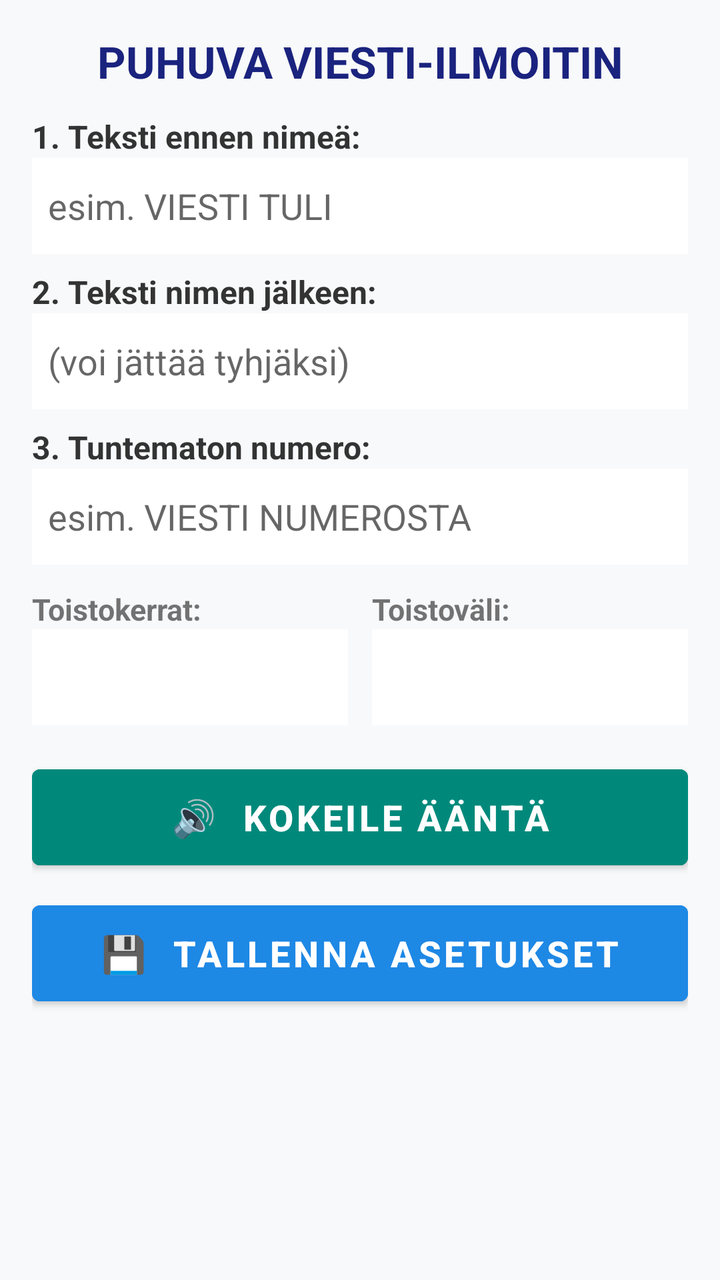
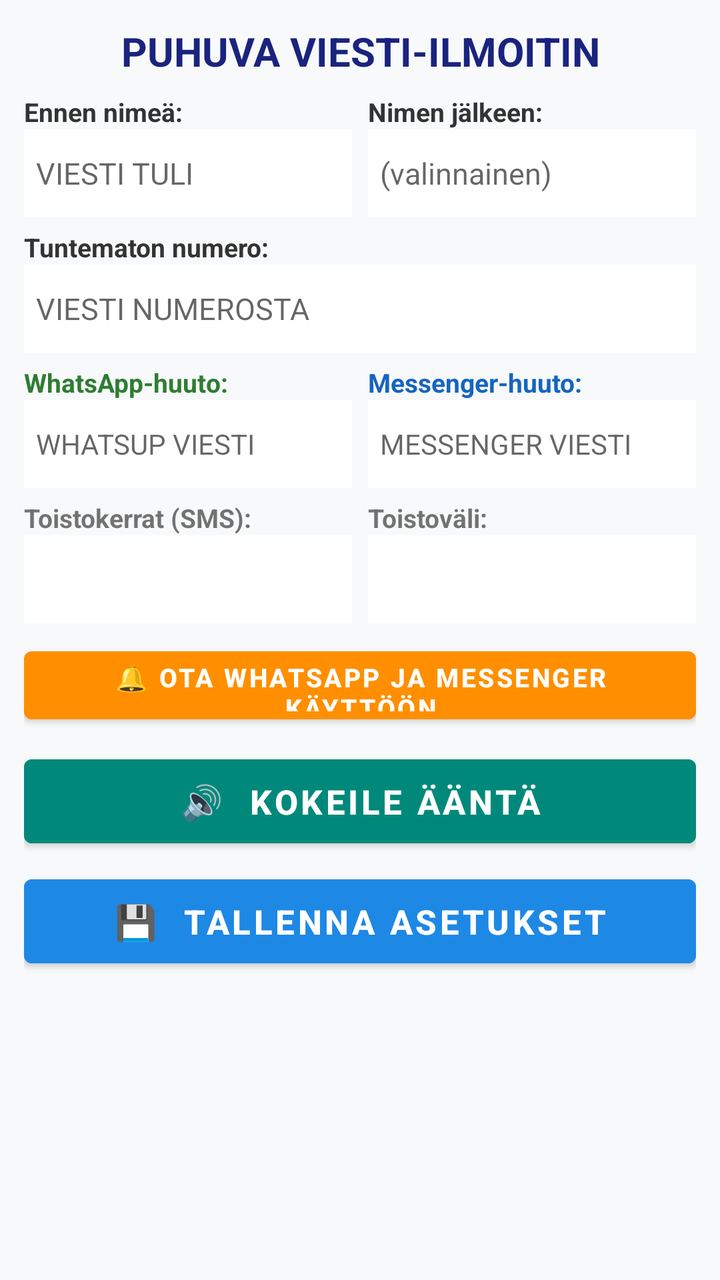

Before-and-after screenshots of an Android layout around one commit, followed by the original layout XML and the change that was made.
<!-- AndroidManifest.xml: application theme Theme.ViestiIlmoitin -->
<!-- res/layout/activity_main.xml -->
<?xml version="1.0" encoding="utf-8"?>
<LinearLayout xmlns:android="http://schemas.android.com/apk/res/android"
    android:layout_width="match_parent"
    android:layout_height="match_parent"
    android:orientation="vertical"
    android:padding="16dp"
    android:background="#F8F9FA">

    <TextView
        android:layout_width="match_parent"
        android:layout_height="wrap_content"
        android:text="PUHUVA VIESTI-ILMOITIN"
        android:textSize="22sp"
        android:textStyle="bold"
        android:gravity="center"
        android:textColor="#1A237E"
        android:layout_marginBottom="12dp" />

    
    <TextView
        android:layout_width="wrap_content"
        android:layout_height="wrap_content"
        android:text="1. Teksti ennen nimeä:"
        android:textSize="16sp"
        android:textStyle="bold"
        android:textColor="#333333" />

    <EditText
        android:id="@+id/editPrefix"
        android:layout_width="match_parent"
        android:layout_height="48dp"
        android:background="#FFFFFF"
        android:padding="8dp"
        android:hint="esim. VIESTI TULI "
        android:textSize="18sp"
        android:layout_marginBottom="8dp" />

    
    <TextView
        android:layout_width="wrap_content"
        android:layout_height="wrap_content"
        android:text="2. Teksti nimen jälkeen:"
        android:textSize="16sp"
        android:textStyle="bold"
        android:textColor="#333333" />

    <EditText
        android:id="@+id/editSuffix"
        android:layout_width="match_parent"
        android:layout_height="48dp"
        android:background="#FFFFFF"
        android:padding="8dp"
        android:hint="(voi jättää tyhjäksi)"
        android:textSize="18sp"
        android:layout_marginBottom="8dp" />

    
    <TextView
        android:layout_width="wrap_content"
        android:layout_height="wrap_content"
        android:text="3. Tuntematon numero:"
        android:textSize="16sp"
        android:textStyle="bold"
        android:textColor="#333333" />

    <EditText
        android:id="@+id/editUnknown"
        android:layout_width="match_parent"
        android:layout_height="48dp"
        android:background="#FFFFFF"
        android:padding="8dp"
        android:hint="esim. VIESTI NUMEROSTA "
        android:textSize="18sp"
        android:layout_marginBottom="12dp" />

    
    <LinearLayout
        android:layout_width="match_parent"
        android:layout_height="wrap_content"
        android:orientation="horizontal"
        android:layout_marginBottom="16dp">

        <LinearLayout
            android:layout_width="0dp"
            android:layout_height="wrap_content"
            android:layout_weight="1"
            android:orientation="vertical"
            android:layout_marginEnd="6dp">
            <TextView
                android:layout_width="wrap_content"
                android:layout_height="wrap_content"
                android:text="Toistokerrat:"
                android:textSize="15sp"
                android:textStyle="bold"/>
            <Spinner
                android:id="@+id/spinnerRepeats"
                android:layout_width="match_parent"
                android:layout_height="48dp"
                android:background="#FFFFFF" />
        </LinearLayout>

        <LinearLayout
            android:layout_width="0dp"
            android:layout_height="wrap_content"
            android:layout_weight="1"
            android:orientation="vertical"
            android:layout_marginStart="6dp">
            <TextView
                android:layout_width="wrap_content"
                android:layout_height="wrap_content"
                android:text="Toistoväli:"
                android:textSize="15sp"
                android:textStyle="bold"/>
            <Spinner
                android:id="@+id/spinnerInterval"
                android:layout_width="match_parent"
                android:layout_height="48dp"
                android:background="#FFFFFF" />
        </LinearLayout>
    </LinearLayout>

    
    <Button
        android:id="@+id/btnTest"
        android:layout_width="match_parent"
        android:layout_height="60dp"
        android:text="🔊  KOKEILE ÄÄNTÄ"
        android:textSize="18sp"
        android:textStyle="bold"
        android:backgroundTint="#00897B"
        android:textColor="#FFFFFF"
        android:layout_marginBottom="8dp" />

    
    <Button
        android:id="@+id/btnSave"
        android:layout_width="match_parent"
        android:layout_height="60dp"
        android:text="💾  TALLENNA ASETUKSET"
        android:textSize="18sp"
        android:textStyle="bold"
        android:backgroundTint="#1E88E5"
        android:textColor="#FFFFFF" />

</LinearLayout>
<!-- resources referenced by this layout -->
<resources>
  <style name="Theme.ViestiIlmoitin" parent="Theme.MaterialComponents.Light.NoActionBar">
          <item name="colorPrimary">#1E88E5</item>
          <item name="colorPrimaryVariant">#1565C0</item>
          <item name="colorOnPrimary">#FFFFFF</item>
      </style>
</resources>

<!-- the commit's change to res/layout/activity_main.xml (unified diff, before → after) -->
@@ -3,99 +3,169 @@
     android:layout_width="match_parent"
     android:layout_height="match_parent"
     android:orientation="vertical"
-    android:padding="16dp"
+    android:padding="12dp"
     android:background="#F8F9FA">
 
     <TextView
         android:layout_width="match_parent"
         android:layout_height="wrap_content"
         android:text="PUHUVA VIESTI-ILMOITIN"
-        android:textSize="22sp"
+        android:textSize="20sp"
         android:textStyle="bold"
         android:gravity="center"
         android:textColor="#1A237E"
-        android:layout_marginBottom="12dp" />
+        android:layout_marginBottom="8dp" />
+
+    
+    <LinearLayout
+        android:layout_width="match_parent"
+        android:layout_height="wrap_content"
+        android:orientation="horizontal"
+        android:layout_marginBottom="6dp">
+
+        <LinearLayout
+            android:layout_width="0dp"
+            android:layout_height="wrap_content"
+            android:layout_weight="1"
+            android:orientation="vertical"
+            android:layout_marginEnd="4dp">
+            <TextView
+                android:layout_width="wrap_content"
+                android:layout_height="wrap_content"
+                android:text="Ennen nimeä:"
+                android:textSize="13sp"
+                android:textStyle="bold"
+                android:textColor="#333333" />
+            <EditText
+                android:id="@+id/editPrefix"
+                android:layout_width="match_parent"
+                android:layout_height="44dp"
+                android:background="#FFFFFF"
+                android:padding="6dp"
+                android:hint="VIESTI TULI "
+                android:textSize="15sp" />
+        </LinearLayout>
+
+        <LinearLayout
+            android:layout_width="0dp"
+            android:layout_height="wrap_content"
+            android:layout_weight="1"
+            android:orientation="vertical"
+            android:layout_marginStart="4dp">
+            <TextView
+                android:layout_width="wrap_content"
+                android:layout_height="wrap_content"
+                android:text="Nimen jälkeen:"
+                android:textSize="13sp"
+                android:textStyle="bold"
+                android:textColor="#333333" />
+            <EditText
+                android:id="@+id/editSuffix"
+                android:layout_width="match_parent"
+                android:layout_height="44dp"
+                android:background="#FFFFFF"
+                android:padding="6dp"
+                android:hint="(valinnainen)"
+                android:textSize="15sp" />
+        </LinearLayout>
+    </LinearLayout>
 
     
     <TextView
         android:layout_width="wrap_content"
         android:layout_height="wrap_content"
-        android:text="1. Teksti ennen nimeä:"
-        android:textSize="16sp"
-        android:textStyle="bold"
-        android:textColor="#333333" />
-
-    <EditText
-        android:id="@+id/editPrefix"
-        android:layout_width="match_parent"
-        android:layout_height="48dp"
-        android:background="#FFFFFF"
-        android:padding="8dp"
-        android:hint="esim. VIESTI TULI "
-        android:textSize="18sp"
-        android:layout_marginBottom="8dp" />
-
-    
-    <TextView
-        android:layout_width="wrap_content"
-        android:layout_height="wrap_content"
-        android:text="2. Teksti nimen jälkeen:"
-        android:textSize="16sp"
-        android:textStyle="bold"
-        android:textColor="#333333" />
-
-    <EditText
-        android:id="@+id/editSuffix"
-        android:layout_width="match_parent"
-        android:layout_height="48dp"
-        android:background="#FFFFFF"
-        android:padding="8dp"
-        android:hint="(voi jättää tyhjäksi)"
-        android:textSize="18sp"
-        android:layout_marginBottom="8dp" />
-
-    
-    <TextView
-        android:layout_width="wrap_content"
-        android:layout_height="wrap_content"
-        android:text="3. Tuntematon numero:"
-        android:textSize="16sp"
+        android:text="Tuntematon numero:"
+        android:textSize="13sp"
         android:textStyle="bold"
         android:textColor="#333333" />
 
     <EditText
         android:id="@+id/editUnknown"
         android:layout_width="match_parent"
-        android:layout_height="48dp"
+        android:layout_height="44dp"
         android:background="#FFFFFF"
-        android:padding="8dp"
-        android:hint="esim. VIESTI NUMEROSTA "
-        android:textSize="18sp"
-        android:layout_marginBottom="12dp" />
+        android:padding="6dp"
+        android:hint="VIESTI NUMEROSTA "
+        android:textSize="15sp"
+        android:layout_marginBottom="6dp" />
 
     
     <LinearLayout
         android:layout_width="match_parent"
         android:layout_height="wrap_content"
         android:orientation="horizontal"
-        android:layout_marginBottom="16dp">
-
-        <LinearLayout
-            android:layout_width="0dp"
-            android:layout_height="wrap_content"
-            android:layout_weight="1"
-            android:orientation="vertical"
-            android:layout_marginEnd="6dp">
-            <TextView
-                android:layout_width="wrap_content"
-                android:layout_height="wrap_content"
-                android:text="Toistokerrat:"
-                android:textSize="15sp"
+        android:layout_marginBottom="6dp">
+
+        <LinearLayout
+            android:layout_width="0dp"
+            android:layout_height="wrap_content"
+            android:layout_weight="1"
+            android:orientation="vertical"
+            android:layout_marginEnd="4dp">
+            <TextView
+                android:layout_width="wrap_content"
+                android:layout_height="wrap_content"
+                android:text="WhatsApp-huuto:"
+                android:textSize="13sp"
+                android:textStyle="bold"
+                android:textColor="#2E7D32" />
+            <EditText
+                android:id="@+id/editWhatsApp"
+                android:layout_width="match_parent"
+                android:layout_height="44dp"
+                android:background="#FFFFFF"
+                android:padding="6dp"
+                android:hint="WHATSUP VIESTI"
+                android:textSize="14sp" />
+        </LinearLayout>
+
+        <LinearLayout
+            android:layout_width="0dp"
+            android:layout_height="wrap_content"
+            android:layout_weight="1"
+            android:orientation="vertical"
+            android:layout_marginStart="4dp">
+            <TextView
+                android:layout_width="wrap_content"
+                android:layout_height="wrap_content"
+                android:text="Messenger-huuto:"
+                android:textSize="13sp"
+                android:textStyle="bold"
+                android:textColor="#1565C0" />
+            <EditText
+                android:id="@+id/editMessenger"
+                android:layout_width="match_parent"
+                android:layout_height="44dp"
+                android:background="#FFFFFF"
+                android:padding="6dp"
+                android:hint="MESSENGER VIESTI"
+                android:textSize="14sp" />
+        </LinearLayout>
+    </LinearLayout>
+
+    
+    <LinearLayout
+        android:layout_width="match_parent"
+        android:layout_height="wrap_content"
+        android:orientation="horizontal"
+        android:layout_marginBottom="8dp">
+
+        <LinearLayout
+            android:layout_width="0dp"
+            android:layout_height="wrap_content"
+            android:layout_weight="1"
+            android:orientation="vertical"
+            android:layout_marginEnd="4dp">
+            <TextView
+                android:layout_width="wrap_content"
+                android:layout_height="wrap_content"
+                android:text="Toistokerrat (SMS):"
+                android:textSize="13sp"
                 android:textStyle="bold"/>
             <Spinner
                 android:id="@+id/spinnerRepeats"
                 android:layout_width="match_parent"
-                android:layout_height="48dp"
+                android:layout_height="44dp"
                 android:background="#FFFFFF" />
         </LinearLayout>
 
@@ -104,40 +174,52 @@
             android:layout_height="wrap_content"
             android:layout_weight="1"
             android:orientation="vertical"
-            android:layout_marginStart="6dp">
+            android:layout_marginStart="4dp">
             <TextView
                 android:layout_width="wrap_content"
                 android:layout_height="wrap_content"
                 android:text="Toistoväli:"
-                android:textSize="15sp"
+                android:textSize="13sp"
                 android:textStyle="bold"/>
             <Spinner
                 android:id="@+id/spinnerInterval"
                 android:layout_width="match_parent"
-                android:layout_height="48dp"
+                android:layout_height="44dp"
                 android:background="#FFFFFF" />
         </LinearLayout>
     </LinearLayout>
+
+    
+    <Button
+        android:id="@+id/btnNotificationPermission"
+        android:layout_width="match_parent"
+        android:layout_height="46dp"
+        android:text="🔔 OTA WHATSAPP JA MESSENGER KÄYTTÖÖN"
+        android:textSize="13sp"
+        android:textStyle="bold"
+        android:backgroundTint="#FF8F00"
+        android:textColor="#FFFFFF"
+        android:layout_marginBottom="8dp" />
 
     
     <Button
         android:id="@+id/btnTest"
         android:layout_width="match_parent"
-        android:layout_height="60dp"
+        android:layout_height="54dp"
         android:text="🔊  KOKEILE ÄÄNTÄ"
-        android:textSize="18sp"
+        android:textSize="17sp"
         android:textStyle="bold"
         android:backgroundTint="#00897B"
         android:textColor="#FFFFFF"
-        android:layout_marginBottom="8dp" />
+        android:layout_marginBottom="6dp" />
 
     
     <Button
         android:id="@+id/btnSave"
         android:layout_width="match_parent"
-        android:layout_height="60dp"
+        android:layout_height="54dp"
         android:text="💾  TALLENNA ASETUKSET"
-        android:textSize="18sp"
+        android:textSize="17sp"
         android:textStyle="bold"
         android:backgroundTint="#1E88E5"
         android:textColor="#FFFFFF" />
